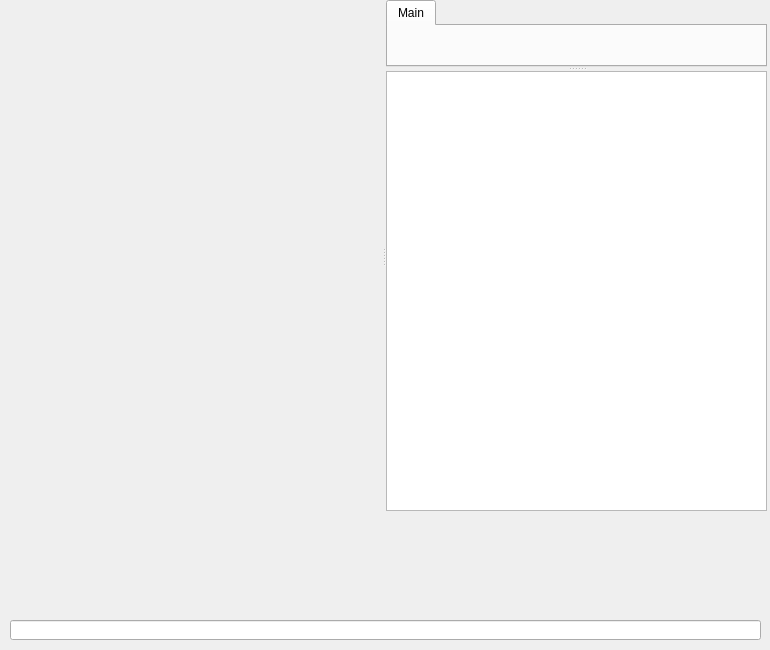
Above: Sources/representation/qt/mainform.ui from griefly/griefly before the change. Below: the same form after it.
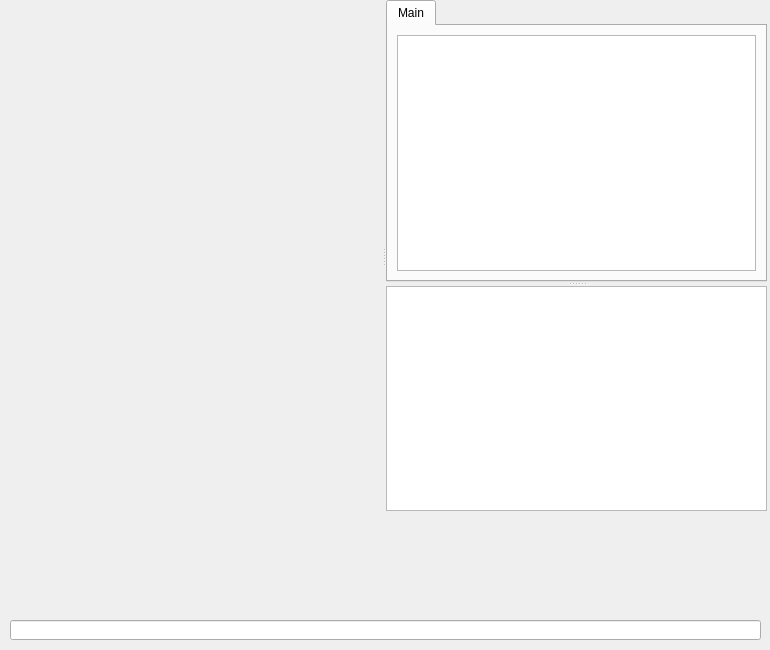
That is the form after the change. Custom widgets are drawn as their Qt base class.

Commit message: textBrowser to main tab #179

Patch:
```diff
--- a/Sources/representation/qt/mainform.ui
+++ b/Sources/representation/qt/mainform.ui
@@ -83,6 +83,11 @@
        <attribute name="title">
         <string>Main</string>
        </attribute>
+       <layout class="QGridLayout" name="gridLayout">
+        <item row="0" column="0">
+         <widget class="QTextBrowser" name="mainTabTextBrowser"/>
+        </item>
+       </layout>
       </widget>
      </widget>
      <widget class="QTextBrowser" name="textBrowser">
```
